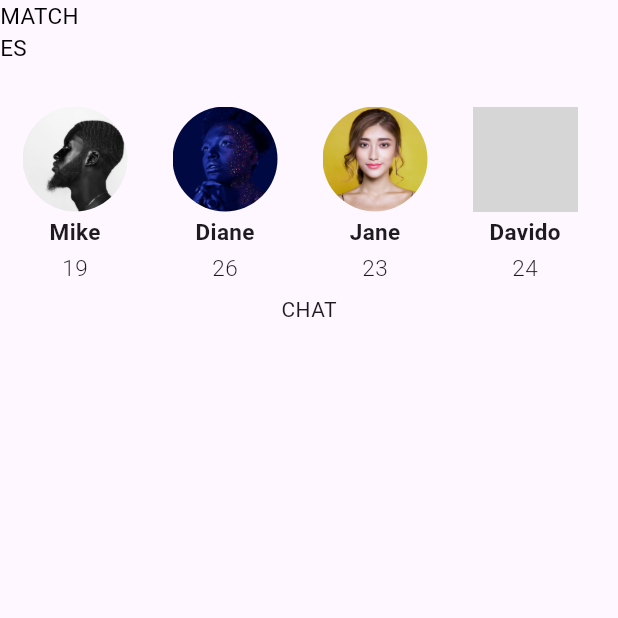
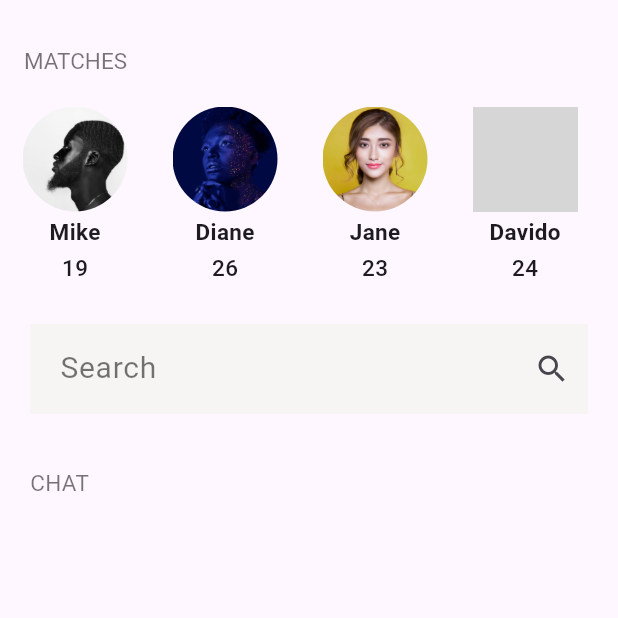
Before and after one commit to briankaboyi/datingApp, a Flutter app: the screen it shows after launch, after a tap on "Get Started", on a phone screen of 412 x 824 dp, the top half of it. Run offline on Flutter 3.47's test engine with Material 3 defaults, Android fonts, the phone set to English and light mode, and no system bars; our stand-ins replace get; Roboto replaces fonts that are missing (Montserrat); grey boxes are pictures that could not be loaded.

Commit message:
search bar

```diff
--- a/lib/controllers/profile_controller.dart
+++ b/lib/controllers/profile_controller.dart
@@ -5,7 +5,8 @@ class ProfileController{
     {
       'image':'assets/black.jpg',
       'title':'Mike',
-      'age':'19'
+      'age':'19',
+
     },{
       'image':'assets/blue.jpg',
       'title':'Diane',
--- a/lib/pages/dashboard.dart
+++ b/lib/pages/dashboard.dart
@@ -13,12 +13,19 @@ class Dashboard extends GetView<ProfileController> {
     // TODO: implement build
     return Scaffold(
       appBar: AppBar(
-        leading: TextWidget(
-          color: Colors.black,
+
+        title: Align(alignment: Alignment.centerLeft,
+          child: Padding(
+            padding: const EdgeInsets.only(top:25.0),
+            child: TextWidget(
+
+              color: Colors.black54,
               value: 'MATCHES',
               textAlign: TextAlign.start,
               fontWeight: FontWeight.w400,
               fontSize: 15,
+            ),
+          ),
         ),
       ),
       body: Column(
@@ -50,16 +57,39 @@ class Dashboard extends GetView<ProfileController> {
                   );
                 }),
           ),
-          SizedBox(
+          Padding(
+            padding: const EdgeInsets.only(top:20.0,right: 20,left: 20),
+            child: Container(
                 //search bar
+              width: Get.width,
+              height: 60,
+              color: Color(0xFFF6F5F3),alignment: Alignment.center,
+              child: Padding(
+                padding: const EdgeInsets.only(left: 20.0),
+                child: TextField(
+                  decoration:InputDecoration(
+                    hintText: 'Search',
+                    hintStyle: TextStyle(fontSize: 20,color: Colors.black54),
+                    suffixIcon: Icon(Icons.search ),
+                    border: InputBorder.none,
+                  )
+                ),
+              ),
+                ),
           ),
           Column(
             children: [
-              TextWidget(
+              Padding(
+                padding: const EdgeInsets.only(left: 20,top:35.0),
+                child: Align(alignment: Alignment.centerLeft,
+                  child: TextWidget(
+                      color: Colors.black54,
                       value: 'CHAT',
                       textAlign: TextAlign.start,
-                  fontSize: 14,
+                      fontSize: 15,
                       fontWeight: FontWeight.w400),
+                ),
+              ),
               // chat caorasel
             ],
           )
--- a/lib/pages/my_home_page.dart
+++ b/lib/pages/my_home_page.dart
@@ -51,7 +51,7 @@ class MyHomePage extends GetView {
                     alignment: Alignment.centerLeft,
                     child: ButtonWidget(
                       onPressed: () {
-                        Get.to(Dashboard());
+                        Get.off(Dashboard());
                       },
                       text: 'Get Started',
                       textColor: Colors.white,
--- a/lib/widgets/avatar_widget.dart
+++ b/lib/widgets/avatar_widget.dart
@@ -35,7 +35,7 @@ class AvatarWidget extends GetView {
           TextWidget(
             value: age,
             textAlign: TextAlign.start,
-            fontWeight: FontWeight.w300, fontSize: 15,
+            fontWeight: FontWeight.w500, fontSize: 15,
           ),
         ]),
       ),
```
Lines whose indentation alone changed are shown as unchanged.
